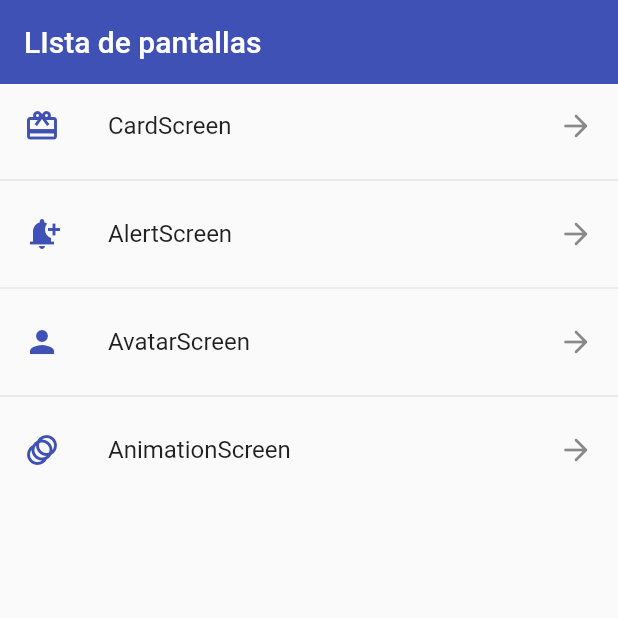
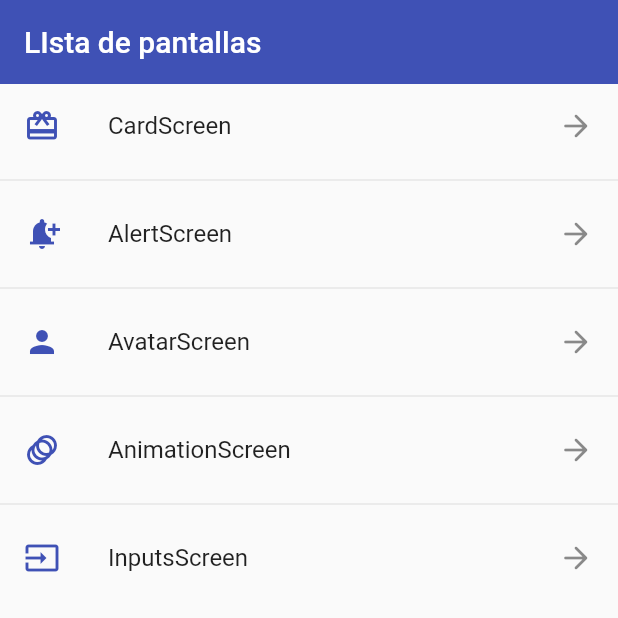
Before and after one commit to Hcnc100/SimpleScreens, a Flutter app: the screen it shows after launch, on a phone screen of 412 x 824 dp, the top half of it. Run offline on Flutter 3.47's test engine with Material 2 defaults, Android fonts, the phone set to English and light mode, and no system bars.

Commit message:
adding input screen

```diff
--- a/lib/router/app_routes.dart
+++ b/lib/router/app_routes.dart
@@ -2,6 +2,7 @@ import 'package:flutter/material.dart';
 import 'package:screens/models/destination.dart';
 import 'package:screens/screens/animation_screen.dart';
 import 'package:screens/screens/avatar_screen.dart';
+import 'package:screens/screens/inputs_screen.dart';
 import 'package:screens/screens/screens.dart';
 
 class AppRouters {
@@ -26,7 +27,12 @@ class AppRouters {
         route: "animation",
         icon: Icons.animation,
         name: "AnimationScreen",
-        screen: const AnimationScreen())
+        screen: const AnimationScreen()),
+    Destination(
+        route: "inputs",
+        icon: Icons.input,
+        name: "InputsScreen",
+        screen: const InputsScreen()),
   ];
 
   static Map<String, Widget Function(BuildContext)> get routers {
--- a/lib/theme/app_theme.dart
+++ b/lib/theme/app_theme.dart
@@ -9,15 +9,35 @@ class AppTheme {
     // * app bar theme
     appBarTheme: const AppBarTheme(color: primaryColor, elevation: 0),
     // * text button theme
-      textButtonTheme: TextButtonThemeData(
-          style: TextButton.styleFrom(primary: primaryColor)),
+    textButtonTheme:
+        TextButtonThemeData(style: TextButton.styleFrom(primary: primaryColor)),
     // * floating action button theme
     floatingActionButtonTheme:
         const FloatingActionButtonThemeData(backgroundColor: primaryColor),
     // * elevation button theme
     elevatedButtonTheme: ElevatedButtonThemeData(
         style: ElevatedButton.styleFrom(
-              primary: primaryColor,
-              shape: const StadiumBorder(),
-              elevation: 0)));
+            primary: primaryColor, shape: const StadiumBorder(), elevation: 0)),
+    // * inputs theme
+    inputDecorationTheme: const InputDecorationTheme(
+        // * label input
+        floatingLabelStyle: TextStyle(color: primaryColor),
+        // * border enable
+        enabledBorder: OutlineInputBorder(
+            borderSide: BorderSide(color: Colors.blueGrey),
+            borderRadius: BorderRadius.only(
+                bottomLeft: Radius.circular(10),
+                topRight: Radius.circular(10))),
+        //*border focus
+        focusedBorder: OutlineInputBorder(
+            borderSide: BorderSide(color: primaryColor),
+            borderRadius: BorderRadius.only(
+                bottomLeft: Radius.circular(10),
+                topRight: Radius.circular(10))),
+        // * general border
+        border: OutlineInputBorder(
+            borderRadius: BorderRadius.only(
+                bottomLeft: Radius.circular(10),
+                topRight: Radius.circular(10)))),
+  );
 }
```
Also changed, not shown: lib/screens/inputs_screen.dart (added, +148 -0 lines). Lines whose indentation alone changed are shown as unchanged.
